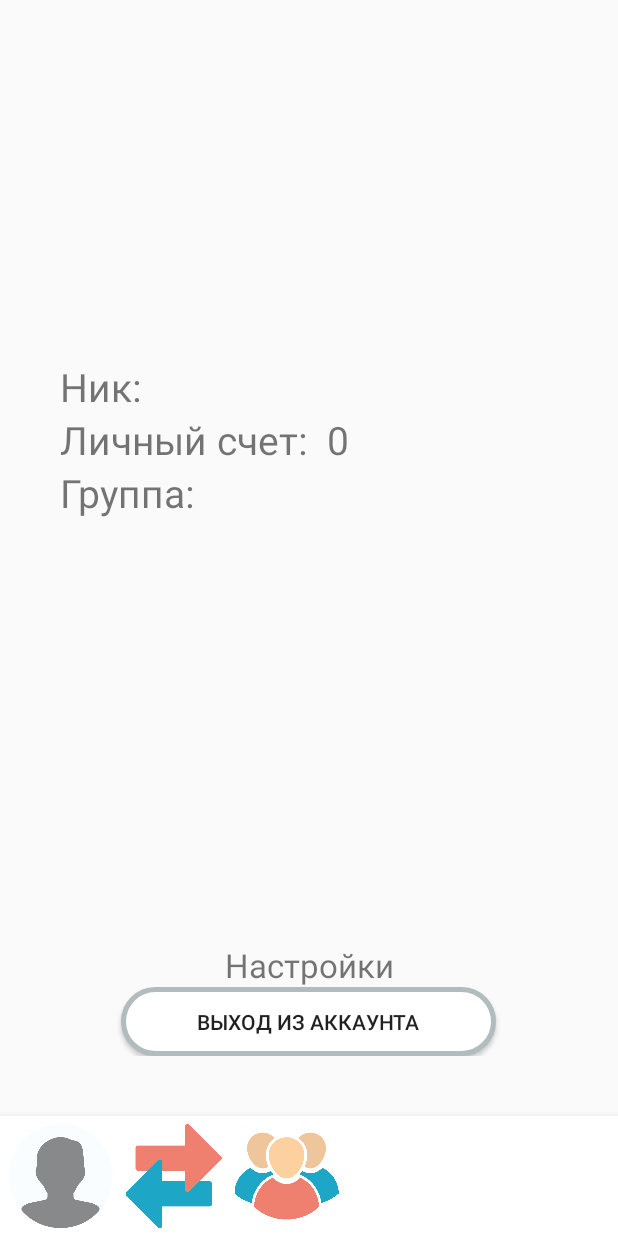
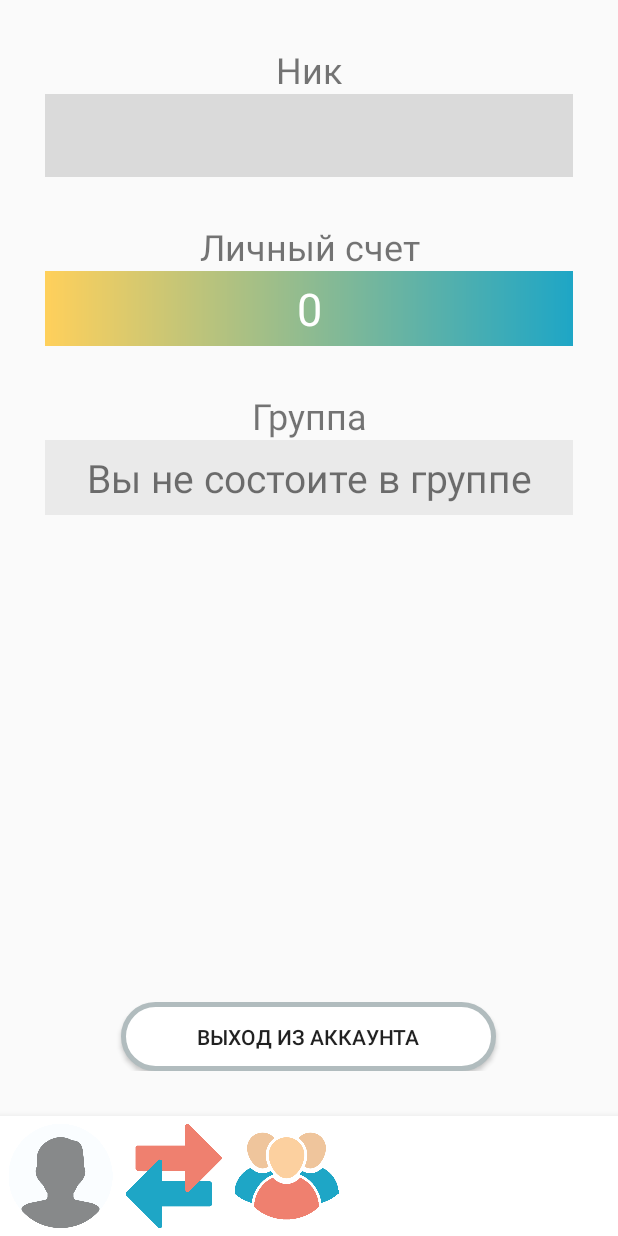
Before and after one commit to Mer0n1/CorPoints, an Android app: the MainActivity screen opened directly, with no data from a screen before it, on a phone screen of 412 x 824 dp. Run offline under Robolectric (Android 15) with nearby library versions, the light colour scheme and no system bars; 1 statement that could not run was skipped.

Commit message:
new design

```diff
--- a/CorPoints/app/build.gradle
+++ b/CorPoints/app/build.gradle
@@ -8,9 +8,9 @@ android {
     defaultConfig {
         applicationId "com.kosta.corpoints"
         minSdk 24
-        targetSdk 32
-        versionCode 1
-        versionName "1.0"
+        targetSdk 33
+        versionCode 4
+        versionName "1.3"
         vectorDrawables.useSupportLibrary = true
 
         testInstrumentationRunner "androidx.test.runner.AndroidJUnitRunner"
--- a/CorPoints/app/src/main/java/com/example/corpoints/MainActivity.java
+++ b/CorPoints/app/src/main/java/com/example/corpoints/MainActivity.java
@@ -1,6 +1,9 @@
 package com.example.corpoints;
 
 import android.content.pm.ActivityInfo;
+import android.graphics.Color;
+import android.graphics.drawable.GradientDrawable;
+import android.icu.util.Calendar;
 import android.os.Bundle;
 import android.view.View;
 import android.view.WindowManager;
@@ -17,6 +20,7 @@ import android.widget.Toast;
 
 import androidx.constraintlayout.widget.ConstraintLayout;
 import androidx.appcompat.app.AppCompatActivity;
+import androidx.core.content.ContextCompat;
 import androidx.fragment.app.Fragment;
 import androidx.fragment.app.FragmentTransaction;
 
@@ -45,7 +49,7 @@ public class MainActivity extends AppCompatActivity {
         setContentView(R.layout.app_bar_main); //пока без выплывающего меню
         getLayoutInflater().inflate(R.layout.fragment_profile, findViewById(R.id.layout_main_content));
 
-        DataCash.UpdateData();
+        //DataCash.UpdateData();
         InitResources();
         OpenFragment(profileFragment, R.id.layout_main_content);
 
@@ -99,6 +103,7 @@ public class MainActivity extends AppCompatActivity {
         ((ImageView)findViewById(R.id.image_groups)).setImageResource(R.drawable.group);
     }
 
+
     /*@Override
     protected void onDestroy() {
         System.out.println("Close");
--- a/CorPoints/app/src/main/java/com/example/corpoints/layer_server/DataCash.java
+++ b/CorPoints/app/src/main/java/com/example/corpoints/layer_server/DataCash.java
@@ -53,6 +53,7 @@ public class DataCash {
     public static void setMyAccount(Account myAccount) {
         DataCash.myAccount = myAccount;
     }
+    public static void initAccount(String username) { myAccount = MainAPI.getAccount(username);}
 
     public static void UpdateData() {
         accounts = MainAPI.getAccounts();
--- a/CorPoints/app/src/main/java/com/example/corpoints/layer_server/MainAPI.java
+++ b/CorPoints/app/src/main/java/com/example/corpoints/layer_server/MainAPI.java
@@ -39,6 +39,7 @@ public class MainAPI {
 
     public static List<RequestInGroup> getRequests() { return requestsAPI.getRequests(); }
 
+    public static Account getAccount(String username) { return accountsAPI.getAccount(username);}
     /**
      * Аутентификация с последующей обработкой ошибок.
      * Исключения должны быть обработаны и показаны в поле ошибок в Android окне
--- a/CorPoints/app/src/main/java/com/example/corpoints/ui/GroupActivity.java
+++ b/CorPoints/app/src/main/java/com/example/corpoints/ui/GroupActivity.java
@@ -115,7 +115,8 @@ public class GroupActivity extends AppCompatActivity {
     private void initTypeGroup() {
         if (CurrentGroup.getAdmin().getUsername().equals(myAccount.getUsername()))
             typeGroup = "Administrator";
-        else if (CurrentGroup.getName().equals(myAccount.getGroup().getName()))
+        else if (CurrentGroup.getName().equals((myAccount.getGroup() == null)
+                ? "" : myAccount.getGroup().getName()))
             typeGroup = "Member";
         else
             typeGroup = "Observer";
--- a/CorPoints/app/src/main/java/com/example/corpoints/ui/ProfileFragment.java
+++ b/CorPoints/app/src/main/java/com/example/corpoints/ui/ProfileFragment.java
@@ -1,12 +1,17 @@
 package com.example.corpoints.ui;
 
 import android.app.Activity;
+import android.graphics.Color;
+import android.graphics.drawable.GradientDrawable;
+import android.icu.util.Calendar;
 import android.os.Bundle;
 import android.view.LayoutInflater;
 import android.view.View;
 import android.view.ViewGroup;
 import android.widget.FrameLayout;
 import android.widget.TextView;
+
+import androidx.core.content.ContextCompat;
 import androidx.fragment.app.Fragment;
 import com.example.corpoints.R;
 import com.example.corpoints.layer_server.DataCash;
@@ -33,6 +38,13 @@ public class ProfileFragment extends Fragment {
         name = myAccount.getUsername();
         score = String.valueOf(myAccount.getScore());
 
+        //Check name group
+        String name_group = "";
+        if (myAccount.getGroup() != null)
+            name_group = myAccount.getGroup().getName();
+        else
+            name_group = "Вы не состоите в группе";
+
         View.OnClickListener onClickExit = new View.OnClickListener() {
             @Override
             public void onClick(View v) {
@@ -43,10 +55,11 @@ public class ProfileFragment extends Fragment {
 
         ((TextView)main_layout.findViewById(R.id.textNickname)).setText(name);
         ((TextView)main_layout.findViewById(R.id.textView3)).setText(String.valueOf(score));
-        //((TextView)main_layout.findViewById(R.id.textNameGroup)).setText(AccountsAPI.myAccount.getGroup());
+        ((TextView)main_layout.findViewById(R.id.textNameGroup)).setText(name_group);
 
         return main_layout;
     }
 
 
+
 }
--- /dev/null
+++ b/CorPoints/app/src/main/res/drawable/gradient_type_ob.xml
@@ -0,0 +1,8 @@
+<?xml version="1.0" encoding="utf-8"?>
+<shape xmlns:android="http://schemas.android.com/apk/res/android">
+    <gradient
+        android:type="linear"
+        android:angle="0"
+        android:startColor="#ffd05b"
+        android:endColor="#1ea6c6" />
+</shape>
--- a/CorPoints/app/src/main/res/layout/fragment_profile.xml
+++ b/CorPoints/app/src/main/res/layout/fragment_profile.xml
@@ -10,84 +10,77 @@
         android:layout_width="match_parent"
         android:layout_height="match_parent"
         android:orientation="vertical"
-        android:padding="20dp">
+        android:padding="10dp">
 
-        <Space
-            android:layout_width="match_parent"
-            android:layout_height="200dp"></Space>
-
-    <LinearLayout
-        android:layout_width="match_parent"
-        android:layout_height="wrap_content"
-        android:orientation="horizontal">
         <TextView
             android:id="@+id/textView4"
-            android:layout_width="wrap_content"
+            android:layout_width="match_parent"
             android:layout_height="wrap_content"
-            android:text="Ник:  "
-            android:textSize="26dp"
+            android:gravity="center"
+            android:text="Ник"
+            android:textSize="24dp"
             app:layout_constraintBottom_toBottomOf="parent"
             app:layout_constraintEnd_toEndOf="parent"
             app:layout_constraintStart_toStartOf="parent"
             app:layout_constraintTop_toTopOf="parent"
             app:layout_constraintVertical_bias="0.072" />
+
         <TextView
             android:id="@+id/textNickname"
-            android:layout_width="wrap_content"
-            android:layout_height="wrap_content"
+            android:layout_width="match_parent"
+            android:layout_height="55dp"
+            android:background="#dadada"
+            android:gravity="center"
             android:text=""
             android:textSize="26dp"/>
-    </LinearLayout>
 
-        <LinearLayout
+        <Space
+            android:layout_width="match_parent"
+            android:layout_height="30dp"></Space>
+
+        <TextView
+            android:id="@+id/IndividualPoints"
             android:layout_width="match_parent"
             android:layout_height="wrap_content"
-            android:orientation="horizontal"
-            app:layout_constraintBottom_toBottomOf="parent"
-            app:layout_constraintEnd_toEndOf="parent"
-            app:layout_constraintStart_toStartOf="parent"
-            app:layout_constraintTop_toTopOf="parent"
-            app:layout_constraintVertical_bias="0.170"
-            tools:ignore="MissingConstraints">
+            android:text="Личный счет"
+            android:gravity="center"
+            android:textSize="24dp"
+            tools:ignore="MissingConstraints" />
 
-            <TextView
-                android:id="@+id/IndividualPoints"
-                android:layout_width="wrap_content"
-                android:layout_height="wrap_content"
-                android:text="Личный счет:  "
-                android:textSize="26dp"
-                tools:ignore="MissingConstraints" />
+        <TextView
+            android:id="@+id/textView3"
+            android:layout_width="match_parent"
+            android:layout_height="50dp"
+            android:layout_weight="0"
+            android:background="@drawable/gradient_type_ob"
+            android:gravity="center"
+            android:text="0"
+            android:textColor="@color/white"
+            android:textSize="30dp" />
 
-            <TextView
-                android:id="@+id/textView3"
-                android:layout_width="wrap_content"
-                android:layout_height="wrap_content"
-                android:layout_weight="1"
-                android:text="0"
-                android:textSize="26dp" />
-        </LinearLayout>
+        <Space
+            android:layout_width="match_parent"
+            android:layout_height="30dp"></Space>
 
-    <LinearLayout
-        android:layout_width="match_parent"
-        android:layout_height="wrap_content"
-        android:orientation="horizontal">
         <TextView
             android:id="@+id/textView6"
-            android:layout_width="wrap_content"
+            android:layout_width="match_parent"
             android:layout_height="wrap_content"
-            android:text="Группа: "
-            android:textSize="26dp"
+            android:gravity="center"
+            android:text="Группа"
+            android:textSize="24dp"
             android:layout_weight="0"
             />
         <TextView
             android:id="@+id/textNameGroup"
             android:layout_width="match_parent"
-            android:layout_height="wrap_content"
+            android:layout_height="50dp"
             android:text=" "
+            android:background="#eaeaea"
             android:textSize="26dp"
-            android:layout_weight="1"
-            />
-    </LinearLayout>
+            android:gravity="center"
+            android:layout_weight="0" />
+
 
         <Space
             android:layout_width="match_parent"
@@ -102,7 +95,7 @@
             android:id="@+id/textView5"
             android:layout_width="match_parent"
             android:layout_height="wrap_content"
-            android:text="Настройки"
+            android:text=""
             android:textSize="22dp"
             android:gravity="center"
             app:layout_constraintBottom_toBottomOf="parent"
--- a/CorPoints/app/src/main/res/layout/fragment_redactor_group.xml
+++ b/CorPoints/app/src/main/res/layout/fragment_redactor_group.xml
@@ -42,6 +42,7 @@
             android:layout_marginStart="104dp"
             android:layout_marginTop="52dp"
             android:text="Создать"
+            android:background="@drawable/btn_orange"
             app:layout_constraintStart_toStartOf="parent"
             app:layout_constraintTop_toTopOf="parent"
             tools:ignore="MissingConstraints" />
--- a/Server/src/main/java/corpoints/server/Server/ServerApplication.java
+++ b/Server/src/main/java/corpoints/server/Server/ServerApplication.java
@@ -10,4 +10,5 @@ public class ServerApplication {
 		SpringApplication.run(ServerApplication.class, args);
 	}
 
+
 }
--- a/Server/src/main/java/corpoints/server/Server/models/Account.java
+++ b/Server/src/main/java/corpoints/server/Server/models/Account.java
@@ -32,10 +32,6 @@ public class Account {
     @JoinColumn(name = "id_group", referencedColumnName = "id")
     @JsonIgnoreProperties("users")//чтобы не возникала рекурсия
     private Group group;
-
-    /*@JsonIgnore
-    @OneToOne(mappedBy = "admin")
-    private Group group2;*/
 
     @OneToMany(mappedBy = "owner")
     @JsonIgnore
--- a/Server/src/main/java/corpoints/server/Server/models/Group.java
+++ b/Server/src/main/java/corpoints/server/Server/models/Group.java
@@ -26,7 +26,6 @@ public class Group {
     @Column(name = "group_score")
     private int GroupScore;
 
-    @NotNull(message= "Отсутствует администратор")
     @OneToOne
     @JoinColumn(name = "id_admin", referencedColumnName = "id")
     @JsonIgnoreProperties("group")
--- a/Server/src/main/java/corpoints/server/Server/sevices/GroupService.java
+++ b/Server/src/main/java/corpoints/server/Server/sevices/GroupService.java
@@ -47,7 +47,7 @@ public class GroupService {
         if (sender.getGroup() != null)
             throw new YouHaveGroupException();
 
-        //group.setAdmin(sender);
+        group.setAdmin(sender);
         group.setUsers(new ArrayList<>());
         group.getUsers().add(sender);
         create(group);
--- a/Server/src/main/java/corpoints/server/Server/sevices/RequestService.java
+++ b/Server/src/main/java/corpoints/server/Server/sevices/RequestService.java
@@ -71,6 +71,8 @@ public class RequestService {
             throw new UncorrectException();
         if (request.getId() == 0)
             throw new UncorrectException();
+        if (group.getAdmin() == null)
+            throw new UncorrectException();
         if (!group.getAdmin().getUsername().equals(sender.getUsername()))
             throw new UncorrectException();
 
```
Also changed, not shown: CorPoints/app/src/main/java/com/example/corpoints/StartIdentActivity.java (+7 -1 lines), CorPoints/app/src/main/res/layout/activity_group.xml (+8 -0 lines), CorPoints/app/src/main/res/layout/fragment_budget_group.xml (+24 -36 lines), CorPoints/app/src/main/res/layout/fragment_listgroups.xml (+17 -4 lines), Server/src/main/java/corpoints/server/Server/config/SecurityConfig.java (+6 -1 lines), 1 other file.
